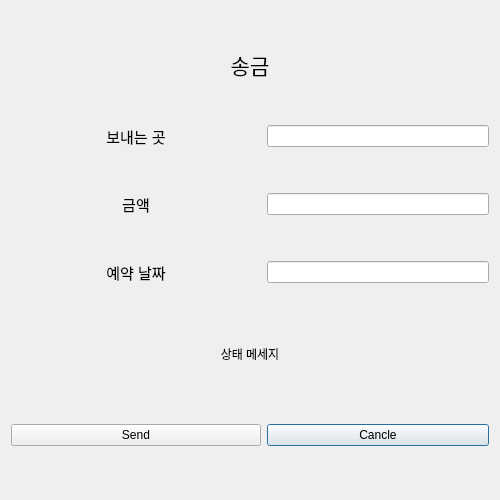
Before: the Qt Designer form form/senddialog.ui in hyeon-h/QBanker-System, drawn with Qt 5.
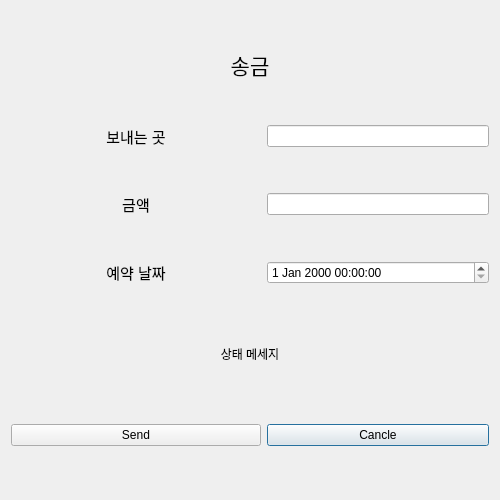
After: the same form once the commit is applied.

Patch:
```diff
--- a/form/senddialog.ui
+++ b/form/senddialog.ui
@@ -40,9 +40,6 @@
        </property>
       </widget>
      </item>
-     <item row="3" column="1">
-      <widget class="QLineEdit" name="lineEdit_3"/>
-     </item>
      <item row="1" column="1">
       <widget class="QLineEdit" name="lineEdit"/>
      </item>
@@ -142,6 +139,9 @@
        </property>
       </widget>
      </item>
+     <item row="3" column="1">
+      <widget class="QDateTimeEdit" name="dateTimeEdit"/>
+     </item>
     </layout>
    </item>
   </layout>
```
